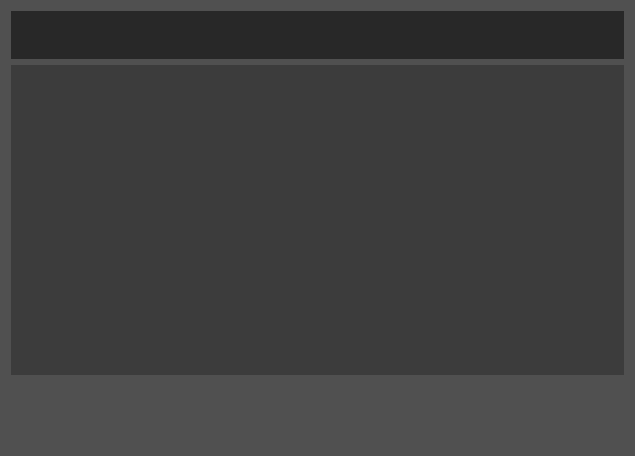
First picture: the form in gui/dialogs/openeventdialog.ui, repository vernocte/torba, before the edit.
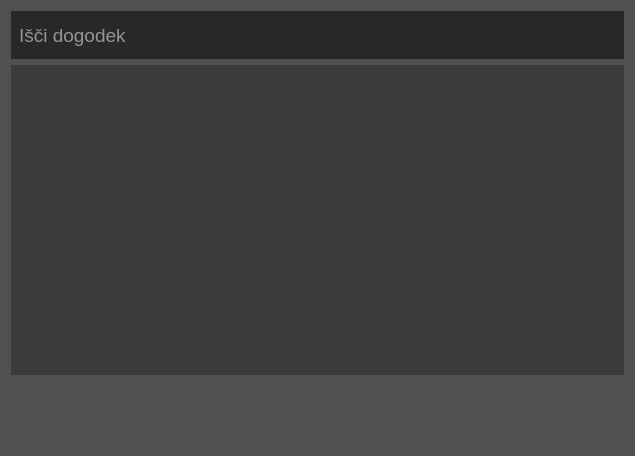
Second picture: the form after the edit. Icons and pictures are not drawn.

```diff
--- a/gui/dialogs/openeventdialog.ui
+++ b/gui/dialogs/openeventdialog.ui
@@ -18,32 +18,7 @@
 background-color: rgb(80,80,80);</string>
   </property>
   <layout class="QGridLayout" name="gridLayout">
-   <item row="0" column="0" colspan="2">
-    <widget class="QLineEdit" name="filter_edit">
-     <property name="minimumSize">
-      <size>
-       <width>0</width>
-       <height>48</height>
-      </size>
-     </property>
-     <property name="maximumSize">
-      <size>
-       <width>16777215</width>
-       <height>48</height>
-      </size>
-     </property>
-     <property name="font">
-      <font>
-       <pointsize>12</pointsize>
-      </font>
-     </property>
-     <property name="styleSheet">
-      <string notr="true">background-color: rgb(40,40,40);
-color: white;</string>
-     </property>
-    </widget>
-   </item>
-   <item row="1" column="0" colspan="2">
+   <item row="2" column="0" colspan="2">
     <widget class="QListWidget" name="event_list">
      <property name="font">
       <font>
@@ -56,7 +31,65 @@
      </property>
     </widget>
    </item>
-   <item row="2" column="0">
+   <item row="1" column="0" colspan="2">
+    <widget class="QLineEdit" name="filter_edit">
+     <property name="minimumSize">
+      <size>
+       <width>0</width>
+       <height>48</height>
+      </size>
+     </property>
+     <property name="maximumSize">
+      <size>
+       <width>16777215</width>
+       <height>48</height>
+      </size>
+     </property>
+     <property name="font">
+      <font>
+       <pointsize>14</pointsize>
+      </font>
+     </property>
+     <property name="styleSheet">
+      <string notr="true">background-color: rgb(40,40,40);
+color: white;
+padding-left: 6px;</string>
+     </property>
+     <property name="placeholderText">
+      <string>Išči dogodek</string>
+     </property>
+    </widget>
+   </item>
+   <item row="4" column="0">
+    <widget class="QPushButton" name="open_button">
+     <property name="minimumSize">
+      <size>
+       <width>0</width>
+       <height>64</height>
+      </size>
+     </property>
+     <property name="maximumSize">
+      <size>
+       <width>16777215</width>
+       <height>64</height>
+      </size>
+     </property>
+     <property name="text">
+      <string/>
+     </property>
+     <property name="icon">
+      <iconset resource="../../resources/resources.qrc">
+       <normaloff>:/icons/icons/ok.png</normaloff>:/icons/icons/ok.png</iconset>
+     </property>
+     <property name="iconSize">
+      <size>
+       <width>64</width>
+       <height>64</height>
+      </size>
+     </property>
+    </widget>
+   </item>
+   <item row="4" column="1">
     <widget class="QPushButton" name="cancel_button">
      <property name="minimumSize">
       <size>
@@ -88,35 +121,6 @@
      </property>
     </widget>
    </item>
-   <item row="2" column="1">
-    <widget class="QPushButton" name="open_button">
-     <property name="minimumSize">
-      <size>
-       <width>0</width>
-       <height>64</height>
-      </size>
-     </property>
-     <property name="maximumSize">
-      <size>
-       <width>16777215</width>
-       <height>64</height>
-      </size>
-     </property>
-     <property name="text">
-      <string/>
-     </property>
-     <property name="icon">
-      <iconset resource="../../resources/resources.qrc">
-       <normaloff>:/icons/icons/ok.png</normaloff>:/icons/icons/ok.png</iconset>
-     </property>
-     <property name="iconSize">
-      <size>
-       <width>64</width>
-       <height>64</height>
-      </size>
-     </property>
-    </widget>
-   </item>
   </layout>
  </widget>
  <resources>
```
Left out of the diff: 9 changed lines with no effect on the pictures.
